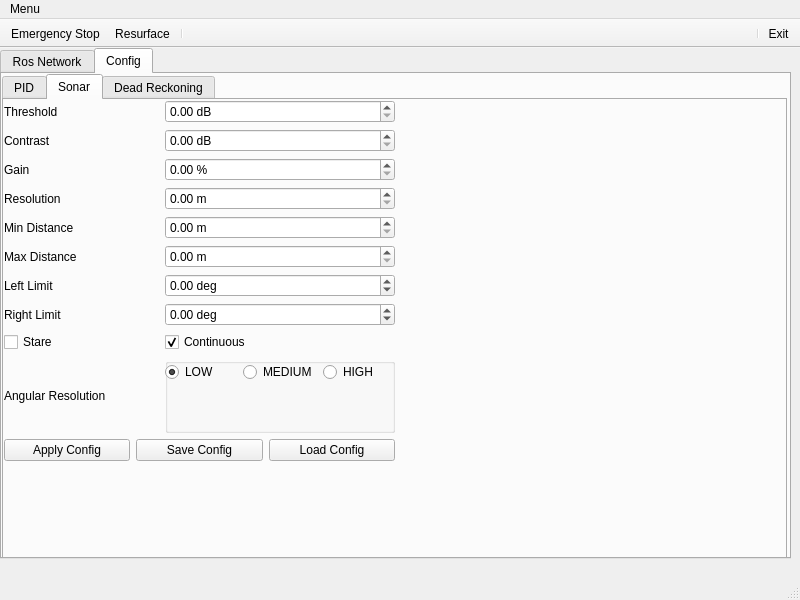
This is Gui/phoenix_gui/ui/main_window.ui in decoderdan/projectPhoenix as Qt 5 draws it before an edit. The edited form follows.
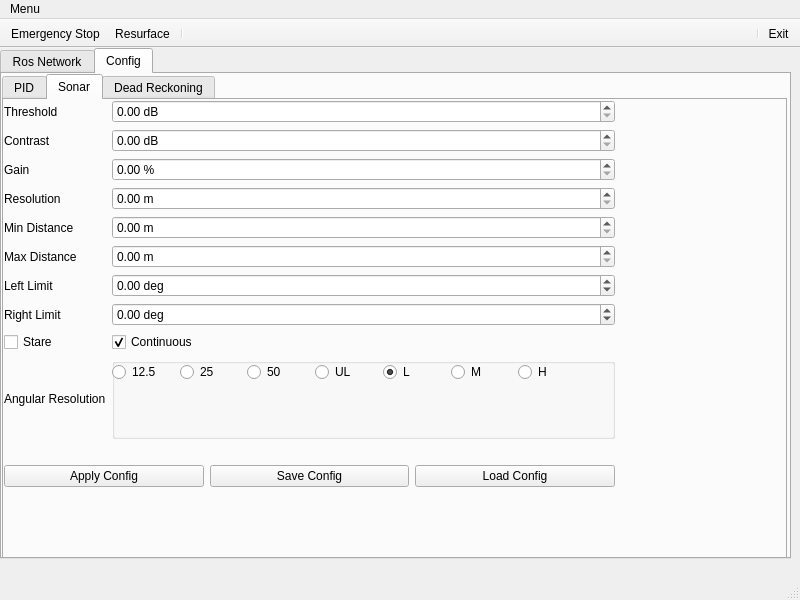
This is the edited form. The open tabs and pages were chosen to show the change.

Commit message: added some more options in gui for sonar angular res experimentation

```diff
--- a/Gui/phoenix_gui/ui/main_window.ui
+++ b/Gui/phoenix_gui/ui/main_window.ui
@@ -861,8 +861,8 @@
          <rect>
           <x>0</x>
           <y>0</y>
-          <width>391</width>
-          <height>361</height>
+          <width>611</width>
+          <height>387</height>
          </rect>
         </property>
         <layout class="QVBoxLayout" name="verticalLayout_5">
@@ -1039,15 +1039,43 @@
                <rect>
                 <x>0</x>
                 <y>0</y>
-                <width>230</width>
+                <width>468</width>
                 <height>28</height>
                </rect>
               </property>
               <layout class="QHBoxLayout" name="horizontalLayout_3">
+               <item>
+                <widget class="QRadioButton" name="radioButton_angularRes12_5_sonar">
+                 <property name="text">
+                  <string>12.5</string>
+                 </property>
+                </widget>
+               </item>
+               <item>
+                <widget class="QRadioButton" name="radioButton_angularRes25_sonar">
+                 <property name="text">
+                  <string>25</string>
+                 </property>
+                </widget>
+               </item>
+               <item>
+                <widget class="QRadioButton" name="radioButton_angularRes50_sonar">
+                 <property name="text">
+                  <string>50</string>
+                 </property>
+                </widget>
+               </item>
+               <item>
+                <widget class="QRadioButton" name="radioButton_angularResUltraLow_sonar">
+                 <property name="text">
+                  <string>UL</string>
+                 </property>
+                </widget>
+               </item>
                <item>
                 <widget class="QRadioButton" name="radioButton_angularResLow_sonar">
                  <property name="text">
-                  <string>LOW</string>
+                  <string>L</string>
                  </property>
                  <property name="checked">
                   <bool>true</bool>
@@ -1057,14 +1085,14 @@
                <item>
                 <widget class="QRadioButton" name="radioButton_angularResMedium_sonar">
                  <property name="text">
-                  <string>MEDIUM</string>
+                  <string>M</string>
                  </property>
                 </widget>
                </item>
                <item>
                 <widget class="QRadioButton" name="radioButton_angularResHigh_sonar">
                  <property name="text">
-                  <string>HIGH</string>
+                  <string>H</string>
                  </property>
                 </widget>
                </item>
@@ -1100,6 +1128,19 @@
              </item>
             </layout>
            </item>
+           <item row="11" column="1">
+            <spacer name="horizontalSpacer_6">
+             <property name="orientation">
+              <enum>Qt::Horizontal</enum>
+             </property>
+             <property name="sizeHint" stdset="0">
+              <size>
+               <width>40</width>
+               <height>20</height>
+              </size>
+             </property>
+            </spacer>
+           </item>
           </layout>
          </item>
          <item>
```
Left out of the diff: 2 changed lines with no effect on the pictures. The commit also changes 2 other files.
